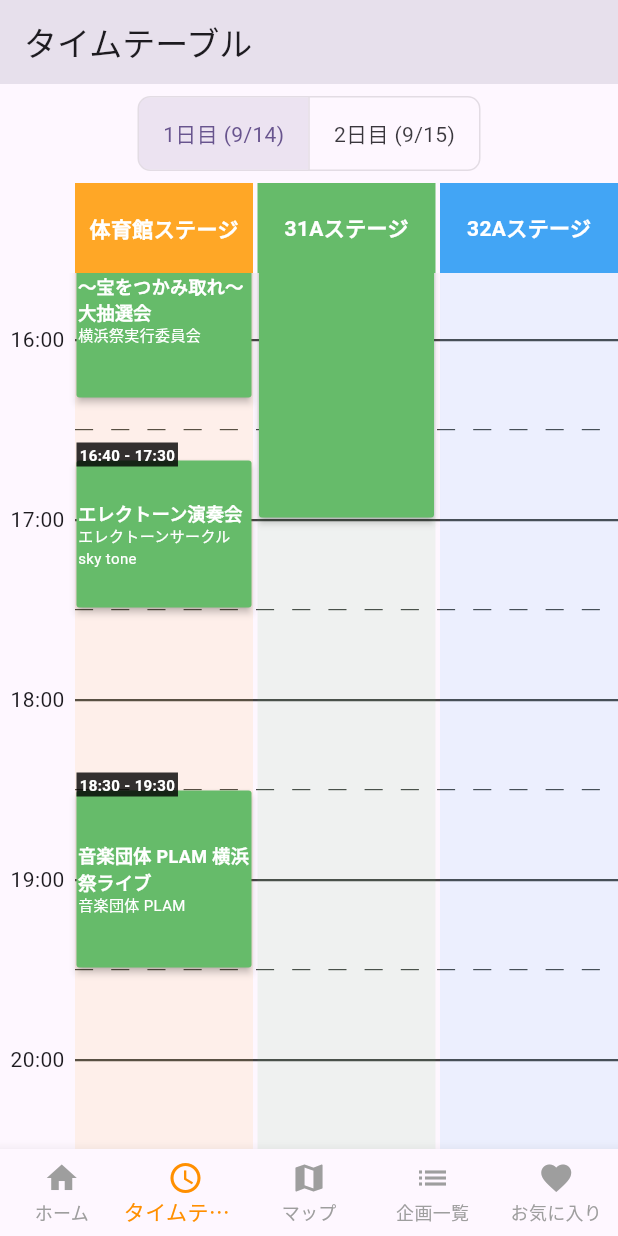
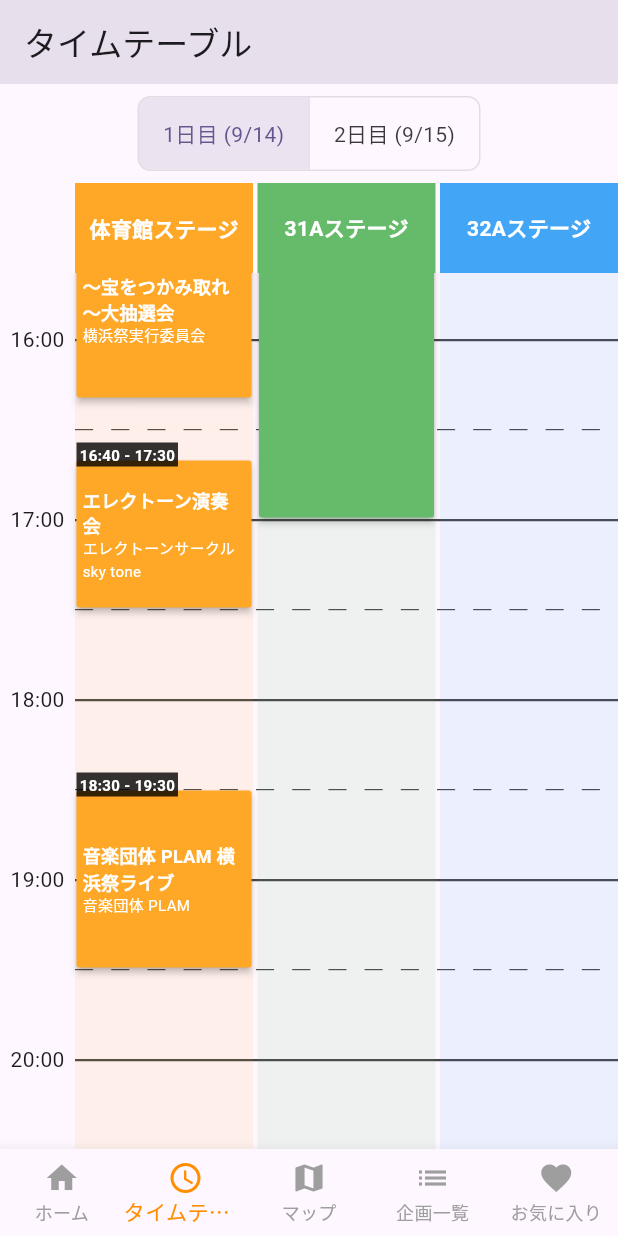
Before and after one commit to Yokohamafest/29th-yfa-app, a Flutter app: the screen it shows after launch, item 2 of the bottom bar chosen, scrolled down 736 dp, on a phone screen of 412 x 824 dp. Run offline on Flutter 3.47's test engine with Material 3 defaults, Android fonts, the light colour scheme and no system bars; our stand-ins replace shared_preferences.

Commit message:
タイムテーブルの企画カードの色を変更

```diff
--- a/lib/screens/timetable_screen.dart
+++ b/lib/screens/timetable_screen.dart
@@ -215,6 +215,7 @@ class _TimetableScreenState extends State<TimetableScreen> {
               event: event,
               timeSlot: timeSlot,
               cardHeight: cardHeight,
+              cardColor: backgroundColor,
             ),
           ),
         );
@@ -240,11 +241,13 @@ class _TimetableEventCard extends StatelessWidget {
   final EventItem event;
   final TimeSlot timeSlot;
   final double cardHeight;
+  final Color cardColor;
 
   const _TimetableEventCard({
     required this.event,
     required this.timeSlot,
     required this.cardHeight,
+    required this.cardColor,
   });
 
   @override
@@ -270,7 +273,7 @@ class _TimetableEventCard extends StatelessWidget {
     }
 
     return Card(
-      color: Colors.green.shade400,
+      color: cardColor,
       elevation: 2.0,
       margin: const EdgeInsets.all(1.0),
       shape: RoundedRectangleBorder(borderRadius: BorderRadius.circular(2)),
@@ -291,7 +294,7 @@ class _TimetableEventCard extends StatelessWidget {
           clipBehavior: Clip.none,
           children: [
             Padding(
-              padding: const EdgeInsets.all(1.0),
+              padding: const EdgeInsets.all(4.0),
               child: Column(
                 mainAxisAlignment: MainAxisAlignment.center,
                 crossAxisAlignment: CrossAxisAlignment.start,
```
